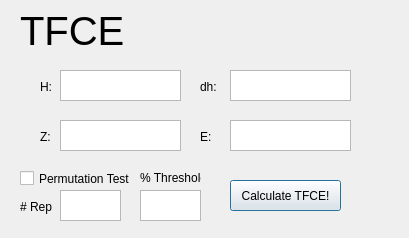
The window that TfceTest/TfceScore/TfceScore.ui (amon80/tfce_brainvoyager) describes before a commit, drawn with Qt 5.
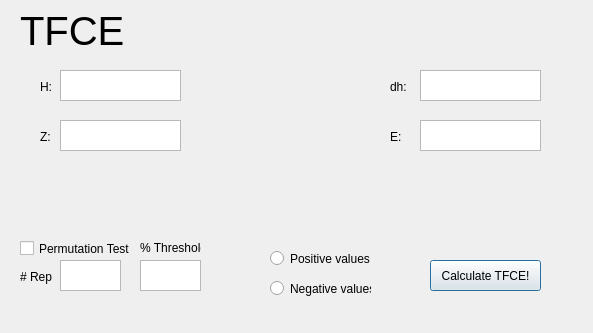
The same window after the commit.

Commit message: Added positives and negatives radio buttons

The edit to the form file:
```diff
--- a/TfceTest/TfceScore/TfceScore.ui
+++ b/TfceTest/TfceScore/TfceScore.ui
@@ -6,8 +6,8 @@
    <rect>
     <x>0</x>
     <y>0</y>
-    <width>409</width>
-    <height>238</height>
+    <width>593</width>
+    <height>333</height>
    </rect>
   </property>
   <property name="windowTitle">
@@ -16,7 +16,7 @@
   <widget class="QLabel" name="dh_label">
    <property name="geometry">
     <rect>
-     <x>200</x>
+     <x>390</x>
      <y>80</y>
      <width>59</width>
      <height>14</height>
@@ -55,7 +55,7 @@
   <widget class="QLabel" name="e_label">
    <property name="geometry">
     <rect>
-     <x>200</x>
+     <x>390</x>
      <y>130</y>
      <width>59</width>
      <height>14</height>
@@ -68,8 +68,8 @@
   <widget class="QPushButton" name="tfce_calculate_button">
    <property name="geometry">
     <rect>
-     <x>230</x>
-     <y>180</y>
+     <x>430</x>
+     <y>260</y>
      <width>111</width>
      <height>31</height>
     </rect>
@@ -101,7 +101,7 @@
   <widget class="QPlainTextEdit" name="e_textbox">
    <property name="geometry">
     <rect>
-     <x>230</x>
+     <x>420</x>
      <y>120</y>
      <width>121</width>
      <height>31</height>
@@ -111,7 +111,7 @@
   <widget class="QPlainTextEdit" name="dh_textbox">
    <property name="geometry">
     <rect>
-     <x>230</x>
+     <x>420</x>
      <y>70</y>
      <width>121</width>
      <height>31</height>
@@ -140,7 +140,7 @@
    <property name="geometry">
     <rect>
      <x>20</x>
-     <y>170</y>
+     <y>240</y>
      <width>111</width>
      <height>17</height>
     </rect>
@@ -153,7 +153,7 @@
    <property name="geometry">
     <rect>
      <x>20</x>
-     <y>200</y>
+     <y>270</y>
      <width>59</width>
      <height>14</height>
     </rect>
@@ -166,7 +166,7 @@
    <property name="geometry">
     <rect>
      <x>60</x>
-     <y>190</y>
+     <y>260</y>
      <width>61</width>
      <height>31</height>
     </rect>
@@ -176,7 +176,7 @@
    <property name="geometry">
     <rect>
      <x>140</x>
-     <y>190</y>
+     <y>260</y>
      <width>61</width>
      <height>31</height>
     </rect>
@@ -186,7 +186,7 @@
    <property name="geometry">
     <rect>
      <x>140</x>
-     <y>170</y>
+     <y>240</y>
      <width>61</width>
      <height>16</height>
     </rect>
@@ -195,6 +195,32 @@
     <string>% Threshold</string>
    </property>
   </widget>
+  <widget class="QRadioButton" name="positivesRadioButton">
+   <property name="geometry">
+    <rect>
+     <x>270</x>
+     <y>250</y>
+     <width>101</width>
+     <height>17</height>
+    </rect>
+   </property>
+   <property name="text">
+    <string>Positive values</string>
+   </property>
+  </widget>
+  <widget class="QRadioButton" name="negativesRadioButton">
+   <property name="geometry">
+    <rect>
+     <x>270</x>
+     <y>280</y>
+     <width>101</width>
+     <height>17</height>
+    </rect>
+   </property>
+   <property name="text">
+    <string>Negative values</string>
+   </property>
+  </widget>
  </widget>
  <resources/>
  <connections/>
```
The commit also changes 1 other file.
